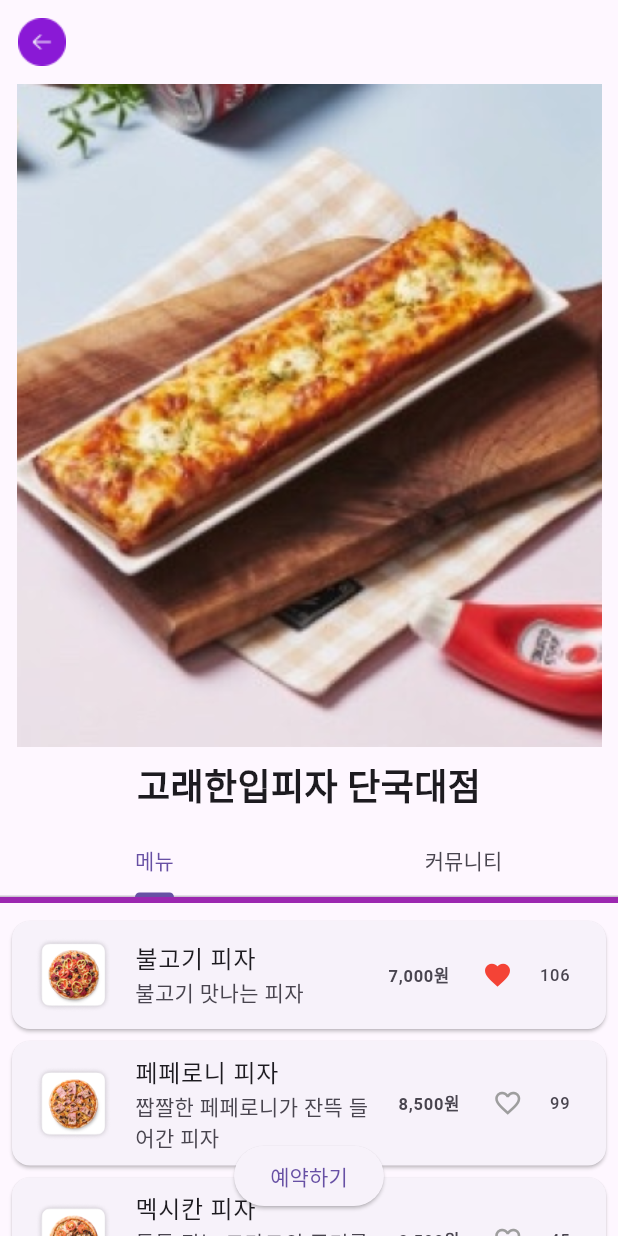
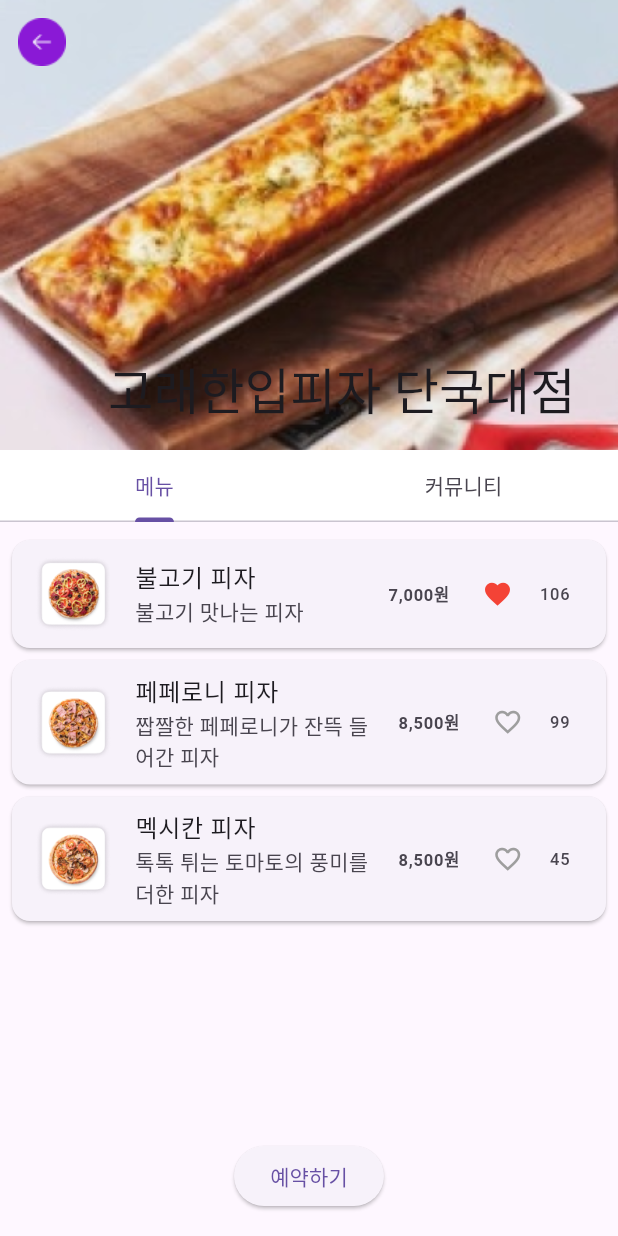
Before and after one commit to forthebeautifulworld/mobile_teamproject, a Flutter app: the RestaurantPage screen opened directly, after a tap on the "favorite outline" icon, on a phone screen of 412 x 824 dp. Run offline on Flutter 3.47's test engine with Material 3 defaults, Android fonts, the phone set to English and light mode, and no system bars; our stand-ins replace image_picker, sqflite; accounts and stored records are empty.

Commit message:
고래한입피자 개선

```diff
--- a/lib/pages/restaurant_page.dart
+++ b/lib/pages/restaurant_page.dart
@@ -4,6 +4,8 @@ import '../tabs/community_tab.dart';
 import '../pages/reservation_page.dart';
 
 class RestaurantPage extends StatefulWidget {
+  const RestaurantPage({Key? key}) : super(key: key);
+
   @override
   _RestaurantPageState createState() => _RestaurantPageState();
 }
@@ -16,67 +18,53 @@ class _RestaurantPageState extends State<RestaurantPage>
   void initState() {
     super.initState();
     _tabController = TabController(length: 2, vsync: this);
-    _tabController.addListener(() {
-      setState(() {});
-    });
   }
 
   @override
   Widget build(BuildContext context) {
-    return DefaultTabController(
-      length: 2,
-      child: Scaffold(
-        appBar: AppBar(
-          title: Container(),
+    return Scaffold(
+      body: NestedScrollView(
+        headerSliverBuilder: (BuildContext context, bool innerBoxIsScrolled) {
+          return <Widget>[
+            SliverAppBar(
+              expandedHeight: 300.0,
+              floating: false,
+              pinned: true,
+              flexibleSpace: FlexibleSpaceBar(
+                background: Image.asset(
+                  'assets/images/top_pizza_image.png',
+                  fit: BoxFit.cover,
+                ),
+                title: const Text('고래한입피자 단국대점'),
+              ),
               leading: IconButton(
-            icon:
-                Image.asset('assets/images/back_button.png'), // 뒤로가기 버튼 이미지 경로
+                icon: Image.asset('assets/images/back_button.png'),
                 onPressed: () {
-              Navigator.pop(context); // 뒤로가기 기능 구현
+                  Navigator.pop(context);
                 },
               ),
             ),
-        body: Column(
-          children: [
-            Image.asset('assets/images/top_pizza_image.png', fit: BoxFit.cover),
-            Padding(
-              padding: const EdgeInsets.all(8.0),
-              child: const Text(
-                '고래한입피자 단국대점',
-                style: TextStyle(
-                  fontSize: 24,
-                  fontWeight: FontWeight.bold,
-                ),
-              ),
-            ),
-            PreferredSize(
-              preferredSize: Size.fromHeight(48.0),
-              child: Column(
-                children: [
+            SliverPersistentHeader(
+              delegate: _SliverAppBarDelegate(
                 TabBar(
                   controller: _tabController,
-                    tabs: [
+                  tabs: const [
                     Tab(text: '메뉴'),
-                      const Tab(text: '커뮤니티'),
-                    ],
-                  ),
-                  Container(
-                    color: Colors.purple,
-                    height: 4.0,
-                  ),
+                    Tab(text: '커뮤니티'),
                   ],
                 ),
               ),
-            Expanded(
-              child: TabBarView(
+              pinned: true,
+            ),
+          ];
+        },
+        body: TabBarView(
           controller: _tabController,
           children: [
             MenuTab(),
             CommunityTab(),
           ],
         ),
-            ),
-          ],
       ),
       floatingActionButtonLocation: FloatingActionButtonLocation.centerFloat,
       floatingActionButton: _tabController.index == 0
@@ -90,7 +78,31 @@ class _RestaurantPageState extends State<RestaurantPage>
         child: const Text('예약하기'),
       )
           : null,
-      ),
     );
   }
 }
+
+class _SliverAppBarDelegate extends SliverPersistentHeaderDelegate {
+  _SliverAppBarDelegate(this._tabBar);
+
+  final TabBar _tabBar;
+
+  @override
+  double get minExtent => _tabBar.preferredSize.height;
+  @override
+  double get maxExtent => _tabBar.preferredSize.height;
+
+  @override
+  Widget build(
+      BuildContext context, double shrinkOffset, bool overlapsContent) {
+    return Container(
+      color: Colors.white,
+      child: _tabBar,
+    );
+  }
+
+  @override
+  bool shouldRebuild(_SliverAppBarDelegate oldDelegate) {
+    return false;
+  }
+}
```
Also changed, not shown: lib/pages/restaurant_page_list.dart (added, +96 -0 lines). Lines whose indentation alone changed are shown as unchanged.
